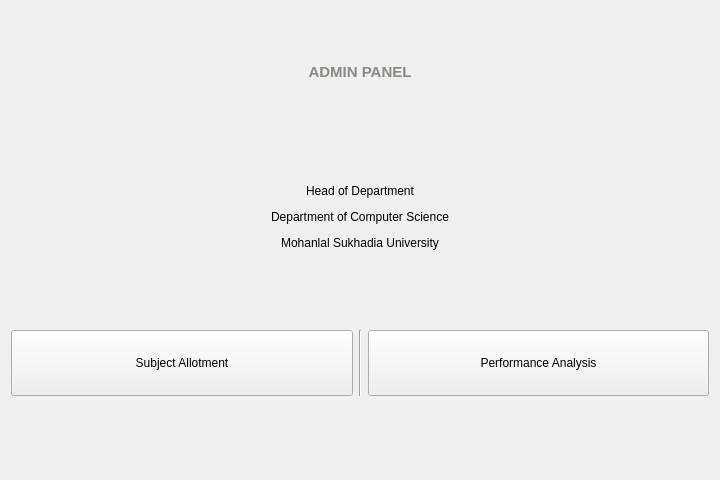
The window that admin_panel.ui (mayanxoni/FaceAttend) describes before a commit, drawn with Qt 5.
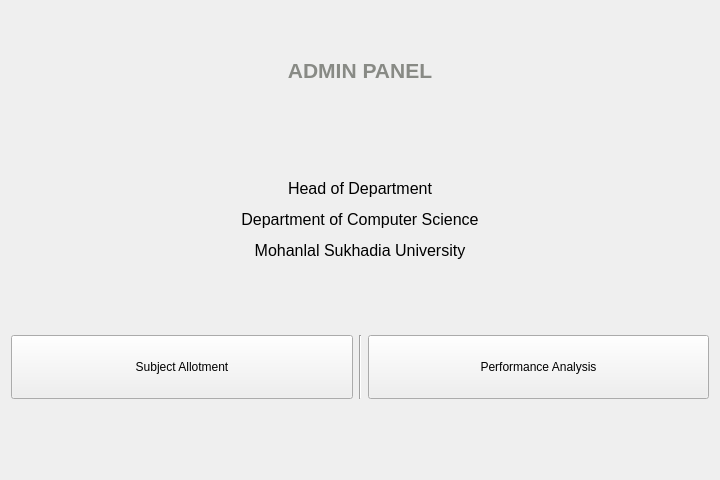
The same window after the commit. Icons and pictures are not drawn.

```diff
--- a/admin_panel.ui
+++ b/admin_panel.ui
@@ -49,7 +49,7 @@
 &lt;html&gt;&lt;head&gt;&lt;meta name=&quot;qrichtext&quot; content=&quot;1&quot; /&gt;&lt;style type=&quot;text/css&quot;&gt;
 p, li { white-space: pre-wrap; }
 &lt;/style&gt;&lt;/head&gt;&lt;body style=&quot; font-family:'Google Sans'; font-size:11pt; font-weight:400; font-style:normal;&quot;&gt;
-&lt;p align=&quot;center&quot; style=&quot; margin-top:0px; margin-bottom:0px; margin-left:0px; margin-right:0px; -qt-block-indent:0; text-indent:0px;&quot;&gt;&lt;span style=&quot; font-weight:600; color:#888a85;&quot;&gt;ADMIN PANEL&lt;/span&gt;&lt;/p&gt;&lt;/body&gt;&lt;/html&gt;</string>
+&lt;p align=&quot;center&quot; style=&quot; margin-top:0px; margin-bottom:0px; margin-left:0px; margin-right:0px; -qt-block-indent:0; text-indent:0px;&quot;&gt;&lt;span style=&quot; font-size:16pt; font-weight:600; color:#888a85;&quot;&gt;ADMIN PANEL&lt;/span&gt;&lt;/p&gt;&lt;/body&gt;&lt;/html&gt;</string>
      </property>
     </widget>
    </item>
@@ -84,7 +84,7 @@
    <item alignment="Qt::AlignHCenter|Qt::AlignVCenter">
     <widget class="QLabel" name="label_designation">
      <property name="text">
-      <string>&lt;html&gt;&lt;head/&gt;&lt;body&gt;&lt;p align=&quot;center&quot;&gt;Head of Department&lt;/p&gt;&lt;p align=&quot;center&quot;&gt;Department of Computer Science&lt;/p&gt;&lt;p align=&quot;center&quot;&gt;Mohanlal Sukhadia University&lt;/p&gt;&lt;/body&gt;&lt;/html&gt;</string>
+      <string>&lt;html&gt;&lt;head/&gt;&lt;body&gt;&lt;p align=&quot;center&quot;&gt;&lt;span style=&quot; font-size:12pt;&quot;&gt;Head of Department&lt;/span&gt;&lt;/p&gt;&lt;p align=&quot;center&quot;&gt;&lt;span style=&quot; font-size:12pt;&quot;&gt;Department of Computer Science&lt;/span&gt;&lt;/p&gt;&lt;p align=&quot;center&quot;&gt;&lt;span style=&quot; font-size:12pt;&quot;&gt;Mohanlal Sukhadia University&lt;/span&gt;&lt;/p&gt;&lt;/body&gt;&lt;/html&gt;</string>
      </property>
     </widget>
    </item>
```
Left out of the diff: 24 changed lines with no effect on the pictures.
